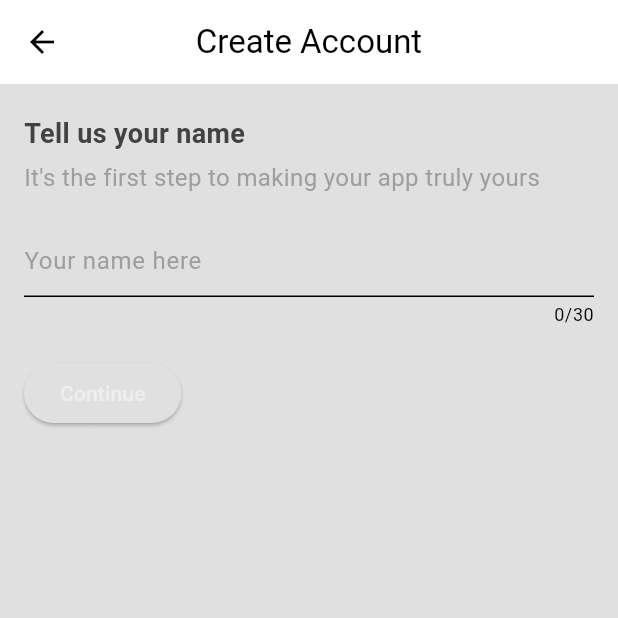
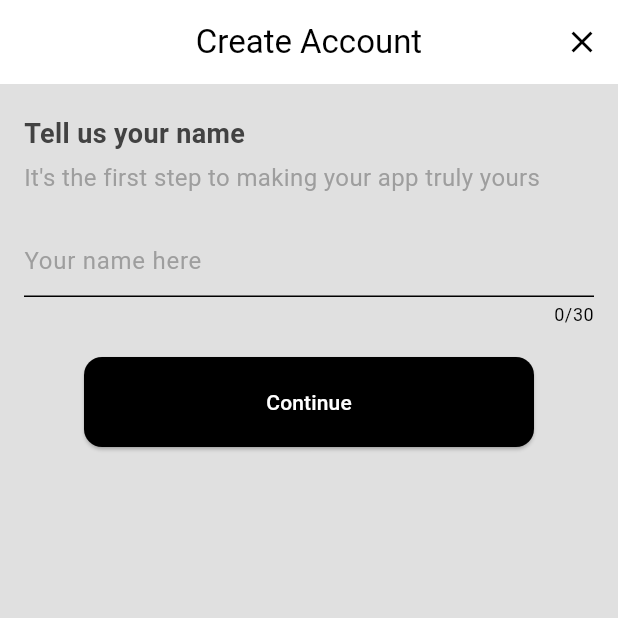
Before and after one commit to icp049/cucu_devDraft, a Flutter app: the SignUpPage screen opened directly, on a phone screen of 412 x 824 dp, the top half of it. Run offline on Flutter 3.47's test engine with Material 3 defaults, Android fonts, the light colour scheme and no system bars.

Commit message:
revised registration page

```diff
--- a/lib/pages/register_page.dart
+++ b/lib/pages/register_page.dart
@@ -23,11 +23,11 @@ class _SignUpPageState extends State<SignUpPage> {
   DateTime? _selectedDate;
   bool _obscureText = true;
 
-
   @override
   void initState() {
     super.initState();
-    _dateController.text = "${_defaultDate.toLocal()}".split(' ')[0]; // Set today's date in YYYY-MM-DD format
+    _dateController.text = "${_defaultDate.toLocal()}"
+        .split(' ')[0]; // Set today's date in YYYY-MM-DD format
   }
 
   @override
@@ -36,6 +36,28 @@ class _SignUpPageState extends State<SignUpPage> {
           title: const Text("Create Account"),
           centerTitle: true,
           backgroundColor: Colors.white,
+          automaticallyImplyLeading:
+              false, // Prevents the automatic back button
+          leading: currentStep != 0
+              ? IconButton(
+                  icon: Icon(Icons.arrow_back, color: Colors.black),
+                  onPressed: () {
+                    setState(() {
+                      currentStep--;
+                    });
+                  },
+                )
+              : null,
+          actions: [
+            IconButton(
+              icon: Icon(Icons.close, color: Colors.black), // Close button
+              onPressed: () {
+                // Define what happens when the "X" button is pressed
+                Navigator.of(context)
+                    .pop(); // Navigate back to the previous screen
+              },
+            ),
+          ],
         ),
         body: LayoutBuilder(
           builder: (context, constraints) {
@@ -48,7 +70,9 @@ class _SignUpPageState extends State<SignUpPage> {
                   padding: EdgeInsets.only(
                     left: 16.0,
                     right: 16.0,
-                    bottom: MediaQuery.of(context).viewInsets.bottom, // Adjusts padding based on keyboard height
+                    bottom: MediaQuery.of(context)
+                        .viewInsets
+                        .bottom, // Adjusts padding based on keyboard height
                   ),
                   child: Form(
                     key: _formKey, // Form key to manage form state
@@ -57,18 +81,17 @@ class _SignUpPageState extends State<SignUpPage> {
                         getStepContent(),
                         const SizedBox(height: 20),
                         Row(
-                          mainAxisAlignment: MainAxisAlignment.spaceBetween,
+  mainAxisAlignment: MainAxisAlignment.center, // Center the buttons horizontally
   children: [
-                            if (currentStep != 0)
     ElevatedButton(
-                                onPressed: () {
-                                  setState(() {
-                                    currentStep--;
-                                  });
-                                },
-                                child: Text('Back'),
+      style: ElevatedButton.styleFrom(
+        backgroundColor: Colors.black, // Black button background
+        shape: RoundedRectangleBorder(
+          borderRadius: BorderRadius.circular(12), // Slightly rounded corners
         ),
-                            ElevatedButton(
+        minimumSize: Size(300, 50), // Width: 100, Height: 50
+        padding: EdgeInsets.symmetric(vertical: 20, horizontal: 40), // Add more padding if needed
+      ),
       onPressed: () {
         if (_formKey.currentState!.validate()) {
           if (currentStep < 3) {
@@ -81,10 +104,14 @@ class _SignUpPageState extends State<SignUpPage> {
           }
         }
       },
-                              child: Text(currentStep < 2 ? 'Continue' : 'Submit'),
+      child: Text(
+        currentStep < 3 ? 'Continue' : 'Create Account',
+        style: TextStyle(color: Colors.white), // White text color
+      ),
     ),
   ],
 ),
+
                       ],
                     ),
                   ),
@@ -177,8 +204,6 @@ class _SignUpPageState extends State<SignUpPage> {
           ],
         );
 
-
-
       case 2:
         return Column(
           crossAxisAlignment: CrossAxisAlignment.start,
@@ -205,16 +230,11 @@ case 2:
                 hintStyle: TextStyle(
                   color: Colors.grey,
                 ),
-
               ),
-              validator: (value) {
-
-              },
-
+              validator: (value) {},
             ),
           ],
         );
-
 
       case 3:
         return Column(
@@ -263,10 +283,7 @@ case 2:
                 // Add your validation logic here
               },
             ),
-
-
             const SizedBox(height: 15),
-
             Column(
               crossAxisAlignment: CrossAxisAlignment.start,
               children: [
@@ -307,15 +324,8 @@ Column(
                 ),
               ],
             )
-
-
-
-
-
-
           ],
         );
-
 
       default:
         return Container();
@@ -332,11 +342,13 @@ Column(
             height: 200,
             child: CupertinoDatePicker(
               mode: CupertinoDatePickerMode.date,
-              initialDateTime: _defaultDate, // Use the default date for initialization
+              initialDateTime:
+                  _defaultDate, // Use the default date for initialization
               onDateTimeChanged: (DateTime newDate) {
                 setState(() {
                   _selectedDate = newDate;
-                  _dateController.text = "${newDate.toLocal()}".split(' ')[0]; // Format the date as YYYY-MM-DD
+                  _dateController.text = "${newDate.toLocal()}"
+                      .split(' ')[0]; // Format the date as YYYY-MM-DD
                 });
               },
             ),
@@ -350,7 +362,6 @@ Column(
     );
   }
 
-
   void _toggleObscureText() {
     setState(() {
       _obscureText = !_obscureText;
```
Lines whose indentation alone changed are shown as unchanged.
